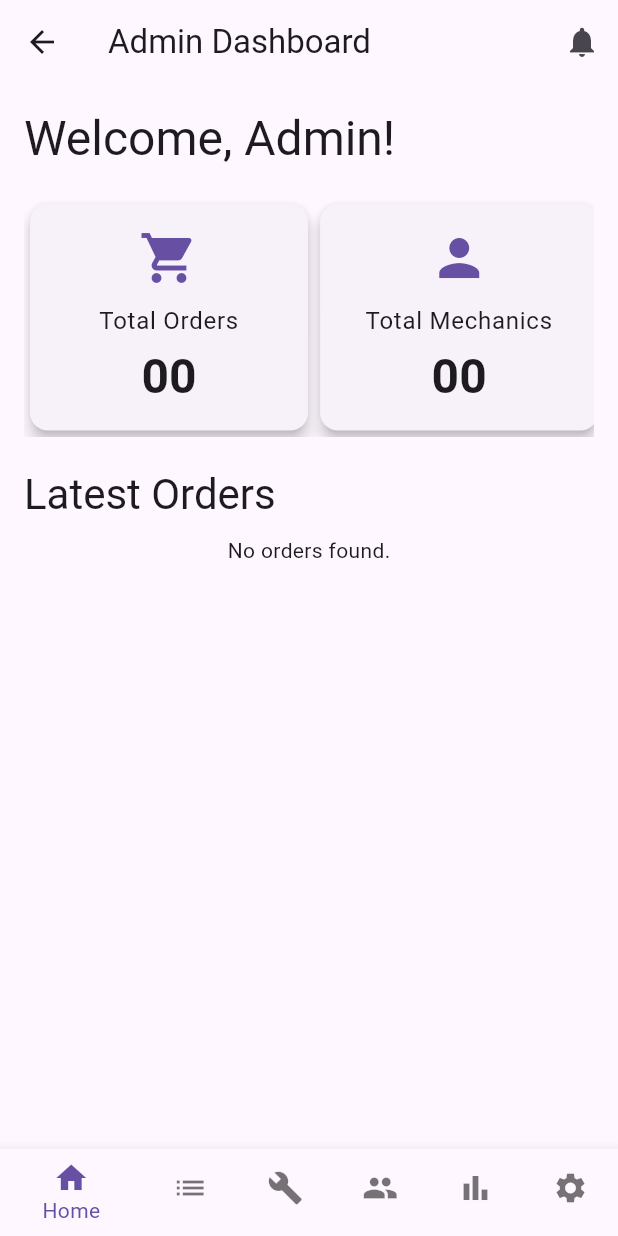
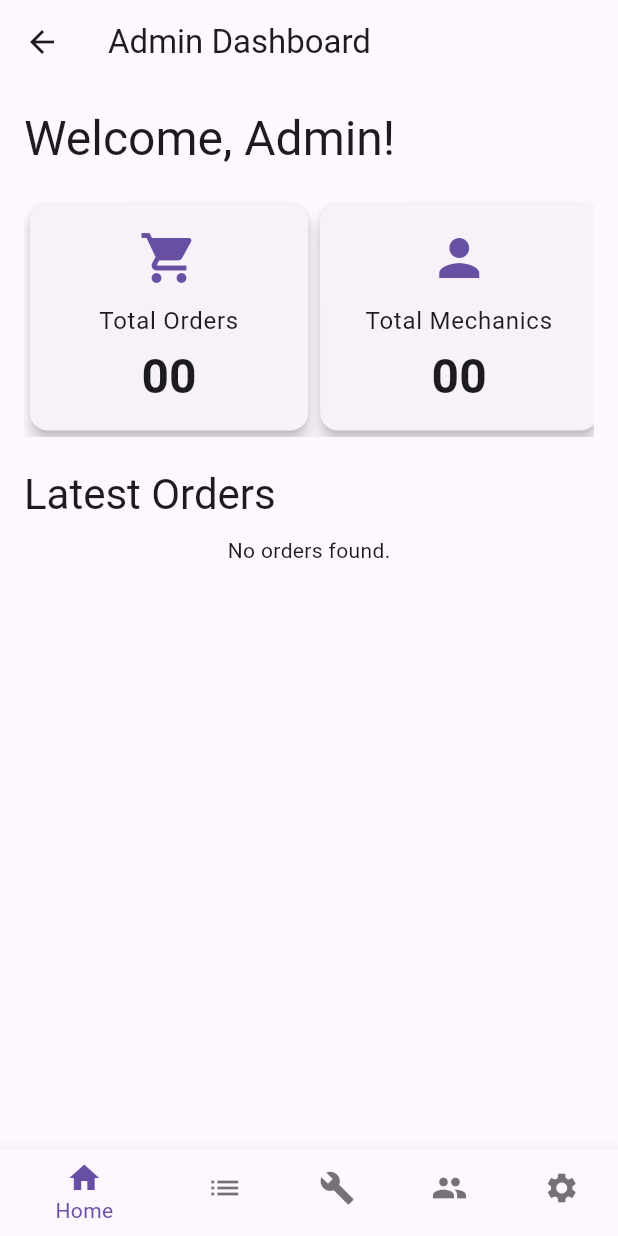
Before and after one commit to muradhossin/car_workshop_app, a Flutter app: the AdminDashboard screen opened by its route, on a phone screen of 412 x 824 dp. Run offline on Flutter 3.47's test engine with Material 3 defaults, Android fonts, the phone set to English and light mode, and no system bars; our stand-ins replace cached_network_image, cloud_firestore, firebase_auth, firebase_core, firebase_storage, get and 3 more; accounts and stored records are empty.

Commit message:
feat: appIcon, appName add  and notification icon,  reportScreen hide

```diff
--- a/lib/features/admin/dashboard/screens/admin_dashboard.dart
+++ b/lib/features/admin/dashboard/screens/admin_dashboard.dart
@@ -22,7 +22,7 @@ class AdminDashboardState extends State<AdminDashboard> {
     AdminBookingScreen(),
     AdminServiceScreen(),
     AdminMechanicScreen(),
-    AdminReportsScreen(),
+    // AdminReportsScreen(),
     AdminProfileScreen(),
   ];
 
@@ -65,10 +65,10 @@ class AdminDashboardState extends State<AdminDashboard> {
             icon: Icon(Icons.people),
             label: 'Mechanics',
           ),
-          BottomNavigationBarItem(
-            icon: Icon(Icons.bar_chart),
-            label: 'Reports',
-          ),
+          // BottomNavigationBarItem(
+          //   icon: Icon(Icons.bar_chart),
+          //   label: 'Reports',
+          // ),
           BottomNavigationBarItem(
             icon: Icon(Icons.settings),
             label: 'Profile',
--- a/lib/features/admin/home/screens/admin_home_screen.dart
+++ b/lib/features/admin/home/screens/admin_home_screen.dart
@@ -16,12 +16,6 @@ class AdminHomeScreen extends StatelessWidget {
     return Scaffold(
       appBar: AppBar(
         title: const Text('Admin Dashboard'),
-        actions: [
-          IconButton(
-            icon: const Icon(Icons.notifications),
-            onPressed: () {},
-          ),
-        ],
       ),
       body: SingleChildScrollView(
         child: Padding(
--- a/lib/features/mechanic/home/screens/mechanic_home_screen.dart
+++ b/lib/features/mechanic/home/screens/mechanic_home_screen.dart
@@ -18,12 +18,6 @@ class MechanicHomeScreen extends StatelessWidget {
     return Scaffold(
       appBar: AppBar(
         title: const Text('Mechanic Dashboard'),
-        actions: [
-          IconButton(
-            icon: const Icon(Icons.notifications),
-            onPressed: () {},
-          ),
-        ],
       ),
       body: SingleChildScrollView(
         child: Padding(
```
Also changed, not shown: lib/features/user/home/screens/user_home_screen.dart (+0 -8 lines), 38 other files.
